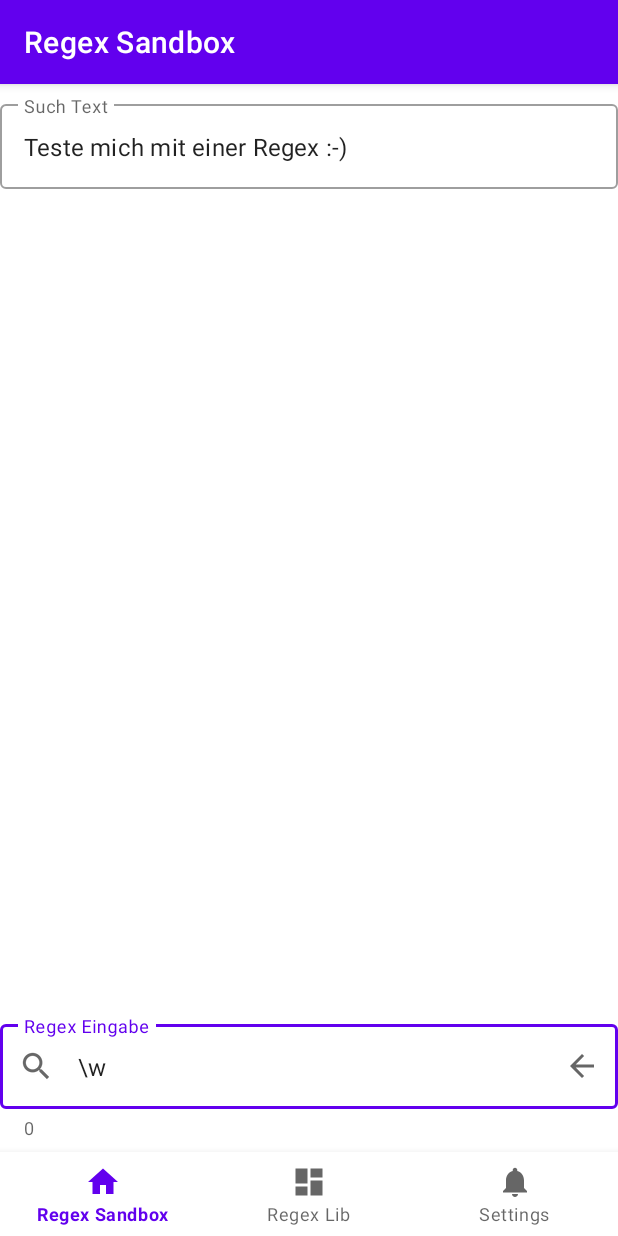
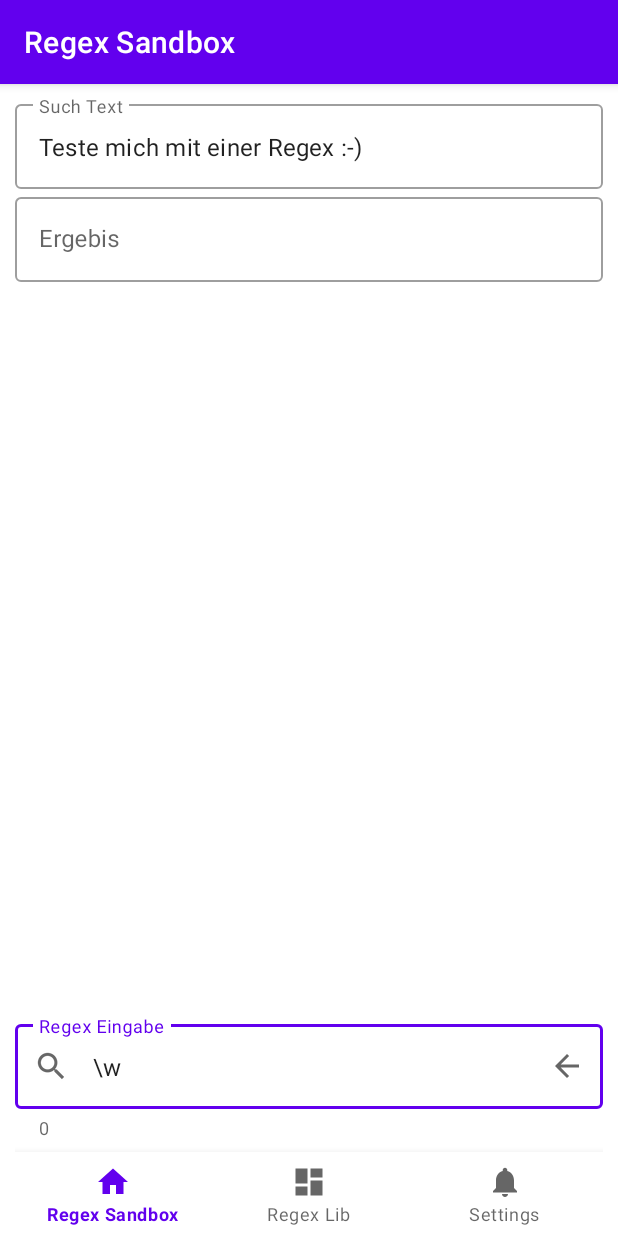
Before and after one commit to codingbychanche/RegexLab, an Android app: the screen it shows after launch (MainActivity), on a phone screen of 412 x 824 dp. Run offline under Robolectric (Android 15) with nearby library versions, the phone set to English and light mode, and no system bars; our stand-ins replace navigation-ui.

Commit message:
Regex search optimized. Result display added...

```diff
--- a/app/src/main/java/com/example/funwithregex/ui/RegexSandbox/RegexSandBox.java
+++ b/app/src/main/java/com/example/funwithregex/ui/RegexSandbox/RegexSandBox.java
@@ -43,7 +43,11 @@ public class RegexSandBox extends Fragment {
         EditText regexInputView = view.findViewById(R.id.regex_input);
         TextInputLayout regexInputLayout = view.findViewById(R.id.regex_input_layout);
 
+        EditText resultView=view.findViewById(R.id.regex_result_text);
+
+        //
         // Start search...
+        //
         regexInputLayout.setStartIconOnClickListener(new View.OnClickListener() {
             @Override
             public void onClick(View v) {
@@ -57,7 +61,7 @@ public class RegexSandBox extends Fragment {
                 regexSandBoxViewModel.regexText.setValue(regex);
 
                 regexInputLayout.setError(null);
-                regexSandBoxViewModel.runRegex();
+                regexSandBoxViewModel.runRegex(System.currentTimeMillis());
             }
         });
 
@@ -115,7 +119,7 @@ public class RegexSandBox extends Fragment {
             }
         });
 
-        //
+        ////////////////////////////////////////////////////////////////////////////////////////////
         // Observers.
         //
         regexSandBoxViewModel.getRegexText().observe(getViewLifecycleOwner(), new Observer<String>() {
@@ -142,6 +146,13 @@ public class RegexSandBox extends Fragment {
             }
         });
 
+        regexSandBoxViewModel.getResult().observe(getViewLifecycleOwner(), new Observer<String>() {
+            @Override
+            public void onChanged(String s) {
+                resultView.setText(s);
+            }
+        });
+
         regexSandBoxViewModel.getResultsFound().observe(getViewLifecycleOwner(), new Observer<Integer>() {
             @Override
             public void onChanged(Integer integer) {
--- a/app/src/main/java/com/example/funwithregex/ui/RegexSandbox/RegexSandBoxViewModel.java
+++ b/app/src/main/java/com/example/funwithregex/ui/RegexSandbox/RegexSandBoxViewModel.java
@@ -3,6 +3,7 @@ package com.example.funwithregex.ui.RegexSandbox;
 import android.graphics.Color;
 import android.text.SpannableString;
 import android.text.style.BackgroundColorSpan;
+import android.widget.ThemedSpinnerAdapter;
 
 import androidx.lifecycle.MutableLiveData;
 import androidx.lifecycle.ViewModel;
@@ -13,27 +14,47 @@ import java.util.regex.Pattern;
 
 public class RegexSandBoxViewModel extends ViewModel {
 
+    //
+    // This is an unique identifier for each thread
+    // trying to find a solution for a voltage divider.
+    public long timestampOfLastCalc, timeStampSolAvailable;
 
+    //
+    // Mutable live data
+    //
     public MutableLiveData<String> regexText;
-    public MutableLiveData<String> getRegexText(){
-        if (regexText==null) {
+
+    public MutableLiveData<String> getRegexText() {
+        if (regexText == null) {
             regexText = new MutableLiveData<>();
             regexText.postValue("\\w");
         }
         return regexText;
     }
+
     public MutableLiveData<SpannableString> testText;
-    public MutableLiveData<SpannableString> getTestText(){
-        if (testText==null) {
+
+    public MutableLiveData<SpannableString> getTestText() {
+        if (testText == null) {
             testText = new MutableLiveData<>();
             testText.postValue(new SpannableString("Teste mich mit einer Regex :-)"));
         }
         return testText;
     }
 
+    public MutableLiveData<String> result;
+
+    public MutableLiveData<String> getResult() {
+        if (result == null) {
+            result = new MutableLiveData<>();
+        }
+        return result;
+    }
+
     public MutableLiveData<Integer> resultsFound;
-    public MutableLiveData<Integer> getResultsFound(){
-        if (resultsFound==null) {
+
+    public MutableLiveData<Integer> getResultsFound() {
+        if (resultsFound == null) {
             resultsFound = new MutableLiveData<Integer>();
             resultsFound.postValue(0);
         }
@@ -41,15 +62,29 @@ public class RegexSandBoxViewModel extends ViewModel {
     }
 
     public MutableLiveData<String> errorText;
-    public MutableLiveData<String> getErrorText(){
-        if(errorText==null){
-            errorText=new MutableLiveData<>();
+
+    public MutableLiveData<String> getErrorText() {
+        if (errorText == null) {
+            errorText = new MutableLiveData<>();
             errorText.setValue("");
         }
         return errorText;
     }
 
-    public void runRegex(){
+    /**
+     * This runs the regex and searches for ocurences of the search pattern
+     * inside the search text.
+     *
+     * @param timestamp
+     */
+    public void runRegex(long timestamp) {
+
+        // Unique idendifier for the last thread started....
+        timestampOfLastCalc = timestamp;
+
+        Thread t = new Thread(new Runnable() {
+            @Override
+            public void run() {
                 try {
                     Pattern mPattern;
                     mPattern = Pattern.compile(regexText.getValue());
@@ -58,16 +93,28 @@ public class RegexSandBoxViewModel extends ViewModel {
                     Matcher matcher = mPattern.matcher(testText.getValue());
                     ArrayList matching = new ArrayList();
 
-            int results=0;
+                    if (timestamp == timestampOfLastCalc) {
+                        int results = 0;
                         while (matcher.find()) {
                             matching.add(matcher.group(0));
                             markedText.setSpan(new BackgroundColorSpan(Color.YELLOW), matcher.start(), matcher.end(), 0);
                             results++;
+                            Thread.sleep(15);
+
+                            // Show what we have found....
+                            result.postValue(matching.get(results-1)+"\n");
+
+                            resultsFound.postValue(results);
+
                         }
                         testText.postValue(markedText);
-            resultsFound.postValue(results);
-        }catch (Exception e) {
+                    }
+
+                } catch (Exception e) {
                     errorText.postValue(e.toString());
                 }
             }
+        });
+        t.start();
     }
+}
--- a/app/src/main/res/layout/activity_main.xml
+++ b/app/src/main/res/layout/activity_main.xml
@@ -2,6 +2,8 @@
 <androidx.constraintlayout.widget.ConstraintLayout xmlns:android="http://schemas.android.com/apk/res/android"
     xmlns:app="http://schemas.android.com/apk/res-auto"
     android:id="@+id/container"
+    android:paddingLeft="10dp"
+    android:paddingRight="10dp"
     android:layout_width="match_parent"
     android:layout_height="match_parent">
 
--- a/app/src/main/res/layout/regex_sandbox.xml
+++ b/app/src/main/res/layout/regex_sandbox.xml
@@ -4,6 +4,7 @@
     xmlns:tools="http://schemas.android.com/tools"
     android:layout_width="match_parent"
     android:layout_height="match_parent"
+    app:layout_constraintBottom_toTopOf="@id/regex_result_layout"
     tools:context=".ui.RegexSandbox.RegexSandBox">
 
     <com.google.android.material.textfield.TextInputLayout
@@ -30,12 +31,12 @@
     </com.google.android.material.textfield.TextInputLayout>
 
     <ScrollView
+        android:id="@+id/scrollView2"
         android:layout_width="match_parent"
         android:layout_height="0dp"
-        app:layout_constraintBottom_toTopOf="@id/regex_input_layout"
-        app:layout_constraintEnd_toEndOf="parent"
         app:layout_constraintStart_toStartOf="parent"
-        app:layout_constraintTop_toTopOf="parent">
+        app:layout_constraintTop_toTopOf="parent"
+        app:layout_constraintVertical_weight=".5">
 
         <com.google.android.material.textfield.TextInputLayout
             android:id="@+id/test_to_test_input_layout"
@@ -53,4 +54,29 @@
                 android:paddingLeft="10dp" />
         </com.google.android.material.textfield.TextInputLayout>
     </ScrollView>
+
+    <ScrollView
+        android:id="@+id/result_scroll_view"
+        android:layout_width="match_parent"
+        android:layout_height="300dp"
+        app:layout_constraintTop_toBottomOf="@+id/scrollView2"
+        app:layout_constraintVertical_weight=".5">
+
+        <com.google.android.material.textfield.TextInputLayout
+            android:id="@+id/regex_result_layout"
+            style="@style/Widget.MaterialComponents.TextInputLayout.OutlinedBox"
+            android:layout_width="match_parent"
+            android:layout_height="300dp"
+
+            app:layout_constraintLeft_toLeftOf="parent"
+            app:layout_constraintTop_toTopOf="parent">
+
+            <EditText
+                android:id="@+id/regex_result_text"
+                android:layout_width="match_parent"
+                android:layout_height="match_parent"
+                android:hint="@string/result_hint"
+                android:paddingLeft="10dp" />
+        </com.google.android.material.textfield.TextInputLayout>
+    </ScrollView>
 </androidx.constraintlayout.widget.ConstraintLayout>
--- a/app/src/main/res/values/strings.xml
+++ b/app/src/main/res/values/strings.xml
@@ -7,6 +7,8 @@
     <string name="regex_input_hint">Regex Eingabe</string>
     <string name="search_text_hint">Such Text</string>
 
+    <string name="result_hint">Ergebis</string>
+
     <string name="regex_delete">Regex Löschen</string>
 
 </resources>
```
Lines whose indentation alone changed are shown as unchanged.
